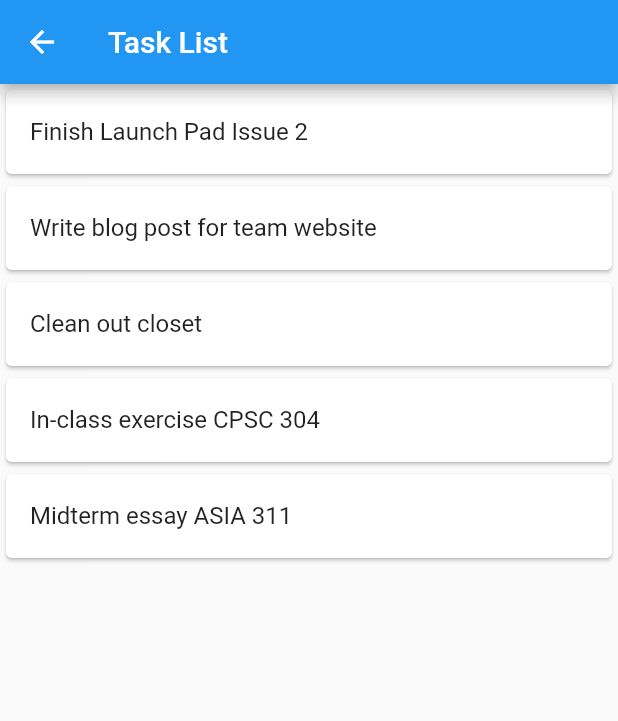
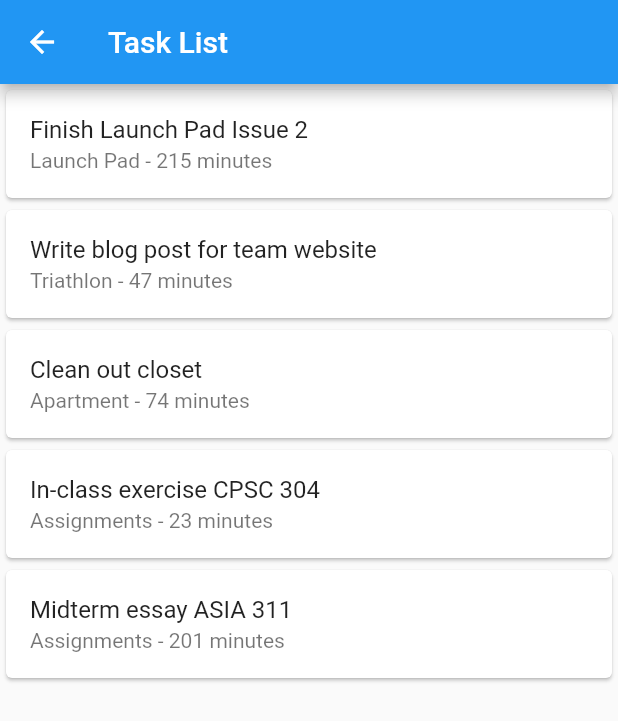
Before and after one commit to ubclaunchpad/time-tracker, a Flutter app: the TaskListScreen screen opened directly, on a phone screen of 412 x 824 dp. Shown: the top 721 px of the screen. Run offline on Flutter 3.47's test engine with Material 2 defaults, Android fonts, the phone set to English and light mode, and no system bars.

Commit message:
hard-coded 5 tasks with description, category, and time taken

```diff
--- a/lib/screens/task_list.dart
+++ b/lib/screens/task_list.dart
@@ -14,36 +14,22 @@ class TaskListScreen extends StatelessWidget {
 class BodyLayout extends StatelessWidget {
 	List<String> titles = ['Finish Launch Pad Issue 2','Write blog post for team website',
 			'Clean out closet','In-class exercise CPSC 304','Midterm essay ASIA 311'];
+	List<String> subtitles = ['Launch Pad - 215 minutes','Triathlon - 47 minutes','Apartment - 74 minutes',
+					'Assignments - 23 minutes','Assignments - 201 minutes'];
 	@override
 	Widget build(BuildContext context) {
 		return _myListView(context);
 	}
 
 	Widget _myListView(BuildContext context) {
-	/*
-	Widget column = Expanded(
-		child: Column(
-			crossAxisAlignment: CrossAxisAlignment.start,
-			children: <Widget>[
-				Text('Finish Launch Pad Issue 2',style:TextStyle(fontSize:16),),
-				Text('Extracurriculars'),
-				Text('215 minutes'),
-				Text('Write blog post for team website',style:TextStyle(fontSize:16),),
-                                Text('Triathlon'),
-                                Text('43 minutes'),
-				Text('Reorganize Closet',style:TextStyle(fontSize:16),),
-                                Text('Apartment'),
-                                Text('74 minutes'),
-			],
-		),
-	);*/
 	return ListView.builder(
 		itemCount: titles.length,
 		itemBuilder:(context,index){
 			final item = titles[index];
+			final moreInfo = subtitles[index];
 			return Card(
 				child:ListTile(
-					title: Text(item),
+					title: Text(item),subtitle:Text(moreInfo)
 				),
 			);
 		}
```
